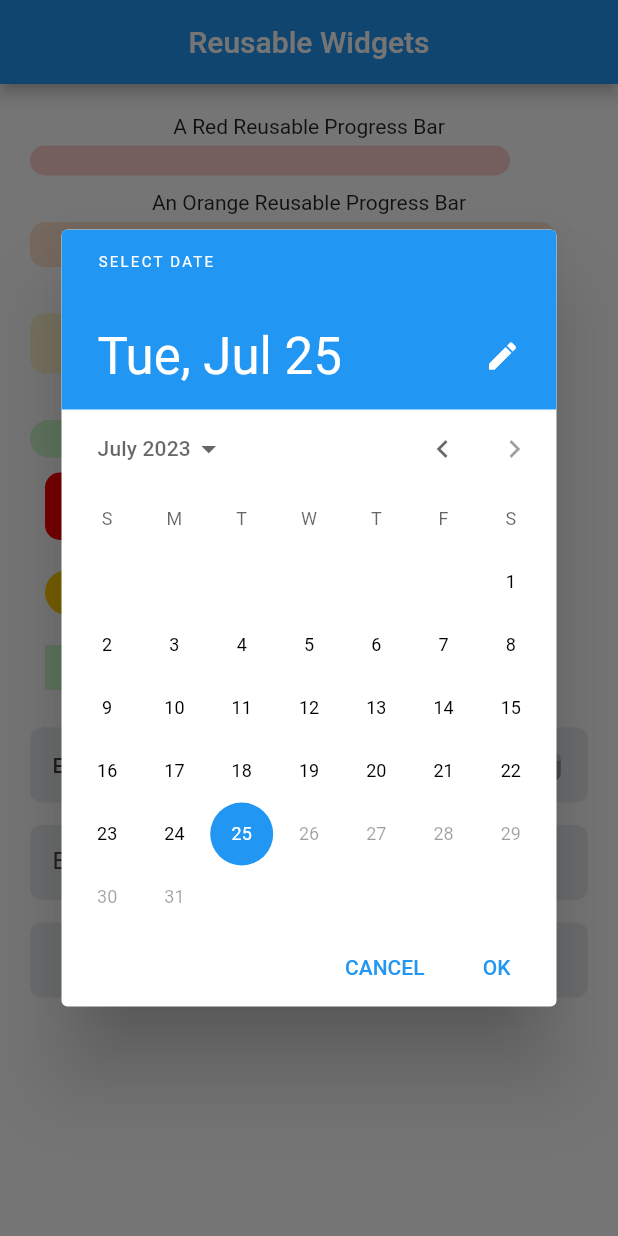
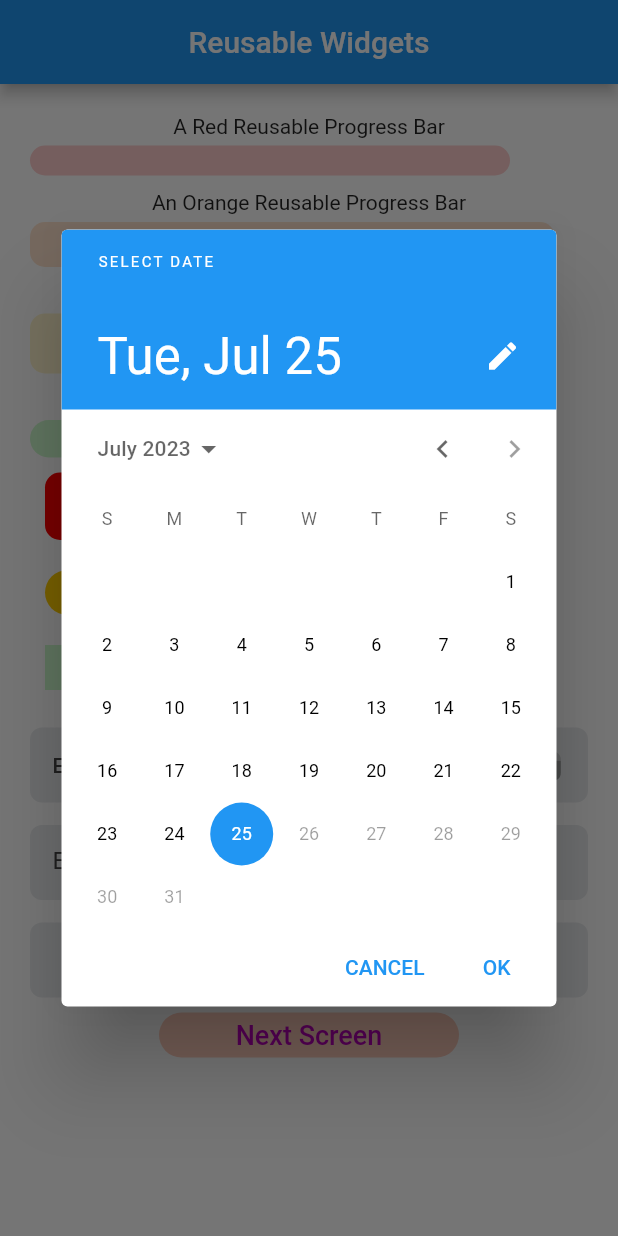
Before and after one commit to TonyoGodson/TestingReusableWidgets, a Flutter app: the screen it shows after launch, after a tap on "Enter Date Here", on a phone screen of 412 x 824 dp. Run offline on Flutter 3.47's test engine with Material 2 defaults, Android fonts, the phone set to English and light mode, and no system bars; drawn by our look-alikes of percent_indicator; our stand-ins replace flutter_svg.

Commit message:
screen two added

```diff
--- a/lib/main.dart
+++ b/lib/main.dart
@@ -1,10 +1,14 @@
 import 'package:flutter/material.dart';
 import 'package:testing_reusable_widgets/custom_progressbar.dart';
+import 'package:testing_reusable_widgets/screen_two.dart';
 import 'package:testing_reusable_widgets/widgets_screen.dart';
 
 
 void main(){
-  runApp(const MaterialApp(
+  runApp( MaterialApp(
     home: WidgetsScreen(),
+    routes: {
+      ScreenTwo.routeName: (BuildContext context) => ScreenTwo(),
+    },
   ));
 }
--- a/lib/reusable_textfield.dart
+++ b/lib/reusable_textfield.dart
@@ -48,7 +48,7 @@ Widget textField(
                   borderSide: BorderSide.none,
                 ),
                 prefixIcon: isData ? Padding(
-                  padding: const EdgeInsets.fromLTRB(0.0, 5.0, 0.0, 5.0),
+                  padding: const EdgeInsets.fromLTRB(0.0, 10.0, 0.0, 10.0),
                   child: SvgPicture.asset(image!, width: 0, color: Colors.black54,),
                 ) : null,
                 hintText: hint,
--- a/lib/widgets_screen.dart
+++ b/lib/widgets_screen.dart
@@ -2,6 +2,7 @@ import 'package:flutter/material.dart';
 import 'package:testing_reusable_widgets/custon_button.dart';
 import 'package:testing_reusable_widgets/reusable_date_picker.dart';
 import 'package:testing_reusable_widgets/reusable_textfield.dart';
+import 'package:testing_reusable_widgets/screen_two.dart';
 
 import 'custom_progressbar.dart';
 
@@ -119,6 +120,11 @@ class _WidgetsScreenState extends State<WidgetsScreen> {
                   1, 30, "Please Enter a name", (){}, 0.0, 15.0, 0.0, 0.0),
               textField("Enter Email", 'asset/message.svg', false, true, nameController,
                   1, 30, "Please Enter an email", (){}, 0.0, 15.0, 0.0, 0.0),
+              const SizedBox(width: 15.0),
+              Button(
+                  "Next Screen", const Color(0xFFFFCCBB), const Color(0xFFBB00BB),
+                  30.0, 200.0, () => { Navigator.of(context).pushNamed(ScreenTwo.routeName)},
+                  50.0, 10.0, 10.0, 10.0, 10.0),
             ]),
         ),
       ]),
```
Also changed, not shown: lib/screen_two.dart (added, +16 -0 lines).
